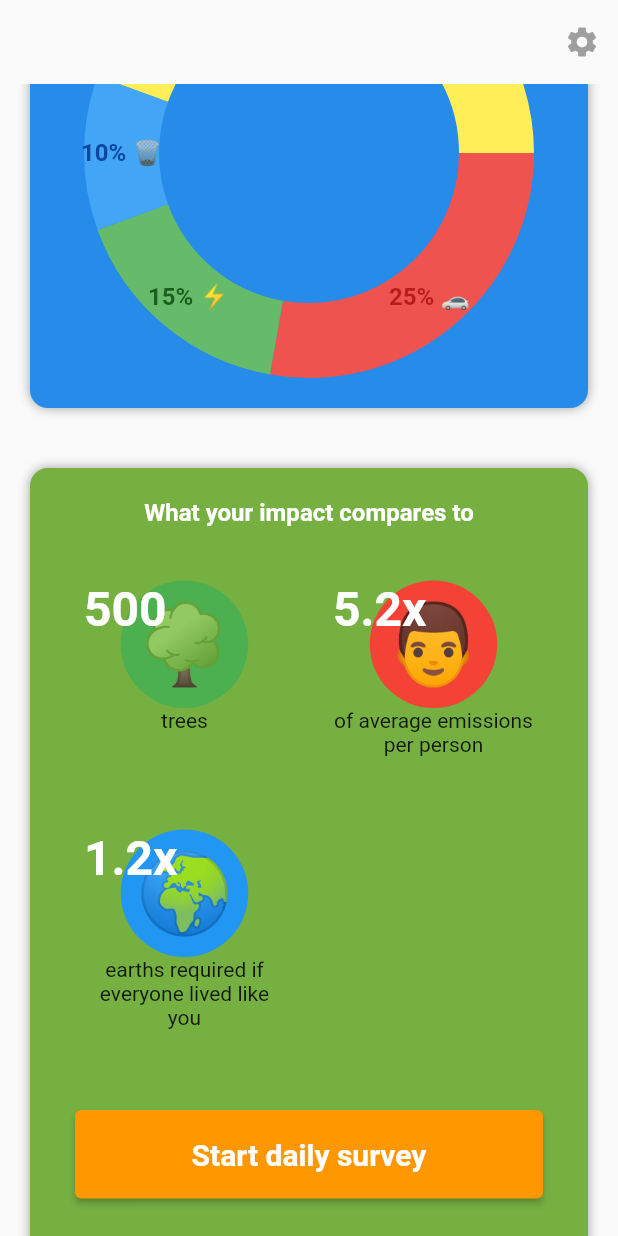
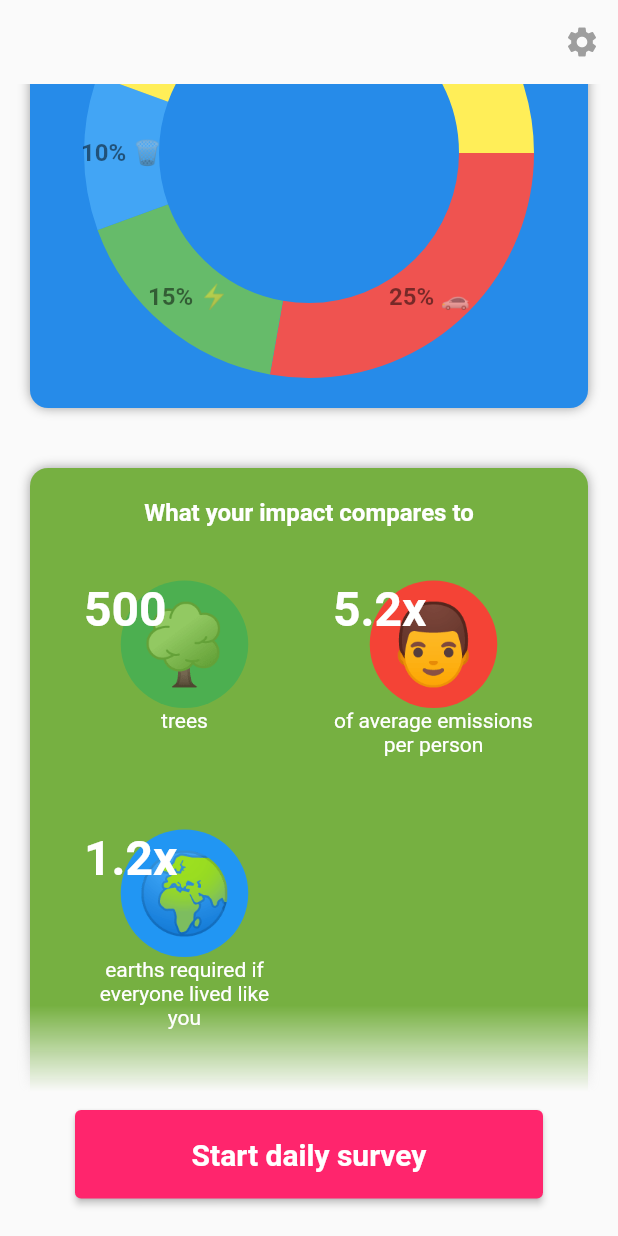
Before and after one commit to BrunoScharlau/CarbonIQ, a Flutter app: the MainMenuView screen opened directly with empty values, scrolled down 576 dp, on a phone screen of 412 x 824 dp. Run offline on Flutter 3.47's test engine with Material 2 defaults, Android fonts, the phone set to English and light mode, and no system bars; drawn by our look-alikes of fl_chart.

Commit message:
Made the main menu beautiful

```diff
--- a/lib/main_menu/main_menu_view.dart
+++ b/lib/main_menu/main_menu_view.dart
@@ -34,7 +34,16 @@ class MainMenuView extends StatelessWidget {
         ),
         body: Stack(
           children: [
-            ListView(
+            ShaderMask(
+              shaderCallback: (rect) {
+              return LinearGradient(
+                begin: Alignment.center.add(Alignment(0, .6)),
+                end: Alignment.bottomCenter.add(Alignment(0, -.25)),
+                colors: [Colors.white, Colors.transparent],
+              ).createShader(Rect.fromLTRB(0, 0, rect.width, rect.height));
+            },
+            blendMode: BlendMode.dstIn,
+              child: ListView(
                 children: [
 
                   Padding(
@@ -73,12 +82,13 @@ class MainMenuView extends StatelessWidget {
                       ColorProvider(2))
                 ],
               ),
+            ),
             Positioned(
                 bottom: 25,
                 left: 50,
                 right: 50,
                 child: ElevatedButton(
-                  style: ElevatedButton.styleFrom(backgroundColor: Colors.orange),
+                  style: ElevatedButton.styleFrom(backgroundColor: Color.fromARGB(255, 255, 37, 109), ),
                   onPressed: () {
                     startDailySurvey(context, user);
                   },
@@ -172,7 +182,7 @@ PieChartData generatePieChartData() {
         title: "25% 🚗",
         radius: 50,
         titleStyle: TextStyle(
-            fontSize: 16, fontWeight: FontWeight.bold, color: Colors.red.shade900),
+            fontSize: 16, fontWeight: FontWeight.bold, color: Colors.black.withAlpha(128)),
       ),
       PieChartSectionData(
         color: Colors.green.shade400,
@@ -180,7 +190,7 @@ PieChartData generatePieChartData() {
         title: "15% ⚡",
         radius: 50,
         titleStyle: TextStyle(
-            fontSize: 16, fontWeight: FontWeight.bold, color: Colors.green.shade900),
+            fontSize: 16, fontWeight: FontWeight.bold, color: Colors.black.withAlpha(128)),
       ),
       PieChartSectionData(
         color: Colors.blue.shade400,
@@ -188,7 +198,7 @@ PieChartData generatePieChartData() {
         title: "10% 🗑",
         radius: 50,
         titleStyle: TextStyle(
-            fontSize: 16, fontWeight: FontWeight.bold, color: Colors.blue.shade900),
+            fontSize: 16, fontWeight: FontWeight.bold, color: Colors.black.withAlpha(128)),
       ),
       PieChartSectionData(
         color: Colors.yellow.shade400,
@@ -196,7 +206,7 @@ PieChartData generatePieChartData() {
         title: "40% 🍔",
         radius: 50,
         titleStyle: TextStyle(
-            fontSize: 16, fontWeight: FontWeight.bold, color: Colors.yellow.shade900),
+            fontSize: 16, fontWeight: FontWeight.bold, color: Colors.black.withAlpha(128)),
       ),
     ],
   );
--- a/lib/main_menu/main_menu_widgets.dart
+++ b/lib/main_menu/main_menu_widgets.dart
@@ -76,7 +76,7 @@ class ComparisonLister extends StatelessWidget {
                           ]),
                         ),
                       ),
-                      Text(comparison.name, textAlign: TextAlign.center,),
+                      Text(comparison.name, textAlign: TextAlign.center, style: const TextStyle( color: Colors.white),),
                     ],
                   ),
                 ))
--- a/lib/survey/survey_view.dart
+++ b/lib/survey/survey_view.dart
@@ -61,6 +61,7 @@ class _SurveyViewState extends State<SurveyView> {
                     style: TextStyle(fontSize: 32, color: colorProvider.getColor(ColorType.secondary))),
                 answerInputWidget,
                 EnableableButton(
+                    colorProvider,
                     enabled: answerInputWidget.hasInput,
                     onPressed: () {
                       widget.answers[widget.questions[questionIndex]] =
--- a/lib/survey/survey_widgets.dart
+++ b/lib/survey/survey_widgets.dart
@@ -1,13 +1,17 @@
 import 'package:flutter/material.dart';
 import 'package:flutter/services.dart';
+
+import 'package:gretapp/epicos/color_provider.dart';
 
 /// A stateful button that enables and disables itself according to the specified ValueNotifier.
 class EnableableButton extends StatefulWidget {
   final ValueNotifier<bool> enabled;
   final VoidCallback onPressed;
   final Widget child;
+  final ColorProvider _colorProvider;
 
   const EnableableButton(
+      this._colorProvider,
       {super.key,
       required this.enabled,
       required this.onPressed,
@@ -39,6 +43,7 @@ class _EnableableButtonState extends State<EnableableButton> {
   @override
   Widget build(BuildContext context) {
     return ElevatedButton(
+        style: ElevatedButton.styleFrom(backgroundColor: widget._colorProvider.getColor(ColorType.primary)),
         onPressed: widget.enabled.value ? widget.onPressed : null,
         child: widget.child);
   }
```
Lines whose indentation alone changed are shown as unchanged.
